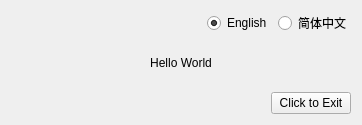
fchen99/qt-cmake-boilerplate, file app/Widget.ui: the form before one commit.
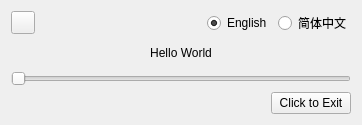
The form after the commit. Custom widgets are drawn as their Qt base class.

```diff
--- a/app/Widget.ui
+++ b/app/Widget.ui
@@ -16,6 +16,16 @@
   <layout class="QVBoxLayout" name="verticalLayout">
    <item>
     <layout class="QHBoxLayout" name="horizontalLayout">
+     <item>
+      <widget class="QToolButton" name="toolButton">
+       <property name="text">
+        <string/>
+       </property>
+       <property name="popupMode">
+        <enum>QToolButton::InstantPopup</enum>
+       </property>
+      </widget>
+     </item>
      <item>
       <spacer name="horizontalSpacer">
        <property name="orientation">
@@ -84,6 +94,13 @@
      </property>
     </spacer>
    </item>
+   <item>
+    <widget class="Slider" name="horizontalSlider">
+     <property name="orientation">
+      <enum>Qt::Horizontal</enum>
+     </property>
+    </widget>
+   </item>
    <item>
     <layout class="QHBoxLayout" name="horizontalLayout_2">
      <item>
@@ -110,6 +127,13 @@
    </item>
   </layout>
  </widget>
+ <customwidgets>
+  <customwidget>
+   <class>Slider</class>
+   <extends>QSlider</extends>
+   <header>controls/Slider.h</header>
+  </customwidget>
+ </customwidgets>
  <resources/>
  <connections>
   <connection>
```
